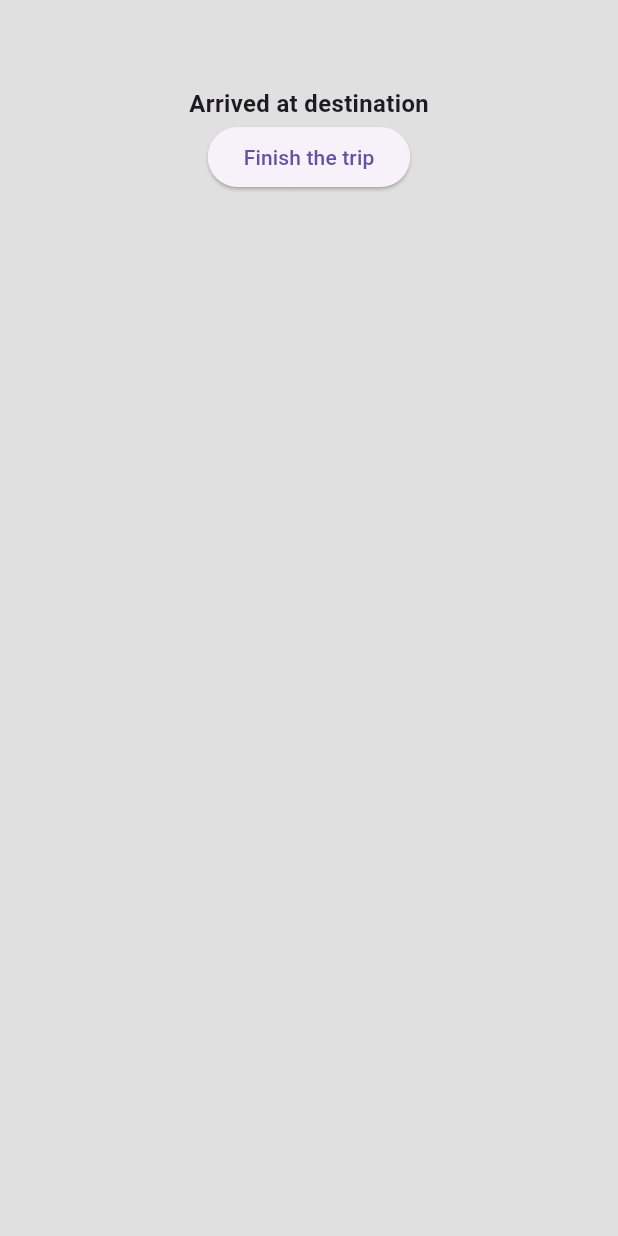
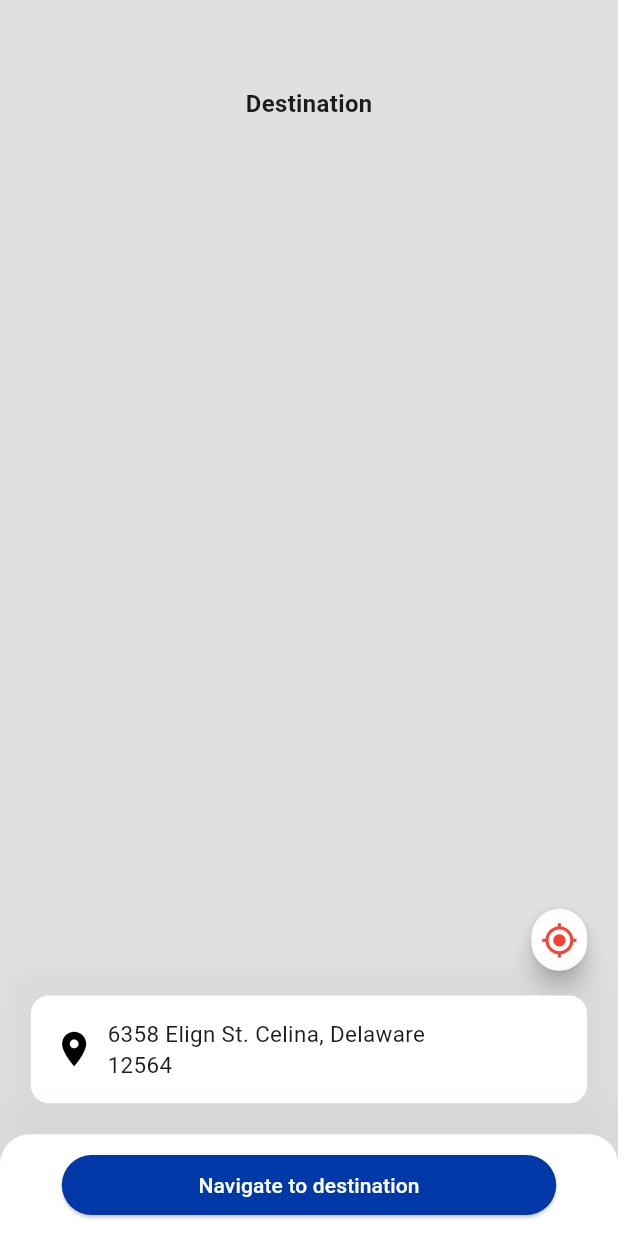
Before and after one commit to michaelSameh111/voo_app, a Flutter app: what arrivedAtDestinationShowModalSheet() shows on an empty page, opened directly, after a tap on "Done", on a phone screen of 412 x 824 dp. Run offline on Flutter 3.47's test engine with Material 3 defaults, Android fonts, the phone set to English and light mode, and no system bars; our stand-ins replace awesome_dialog, dotted_border, dropdown_button2, flutter_sizer, pinput; missing offline and left inert: dart:ffi.

Commit message:
till collect cash first screen.

```diff
--- a/lib/view/pages/arrived_at_destination_maps_screen.dart
+++ b/lib/view/pages/arrived_at_destination_maps_screen.dart
@@ -1,5 +1,7 @@
 import 'package:flutter/material.dart';
 import 'package:flutter_sizer/flutter_sizer.dart';
+import 'package:voo_app/view/pages/collect_cash_screen.dart';
+import 'package:voo_app/view/pages/destination_maps_screen.dart';
 import 'package:voo_app/view/widgets/main_elevated_button.dart';
 
 class ArrivedAtDestinationMapsScreen extends StatelessWidget {
@@ -18,7 +20,6 @@ class ArrivedAtDestinationMapsScreen extends StatelessWidget {
                   style:
                   TextStyle(fontWeight: FontWeight.bold, fontSize: 16.dp),
                 ),
-
               ),
               ElevatedButton(
                   onPressed: (){
@@ -44,7 +45,7 @@ void arrivedAtDestinationShowModalSheet(BuildContext context) {
     ),
     context: context,
     builder: (context) => SizedBox(
-      height: 50.h,
+      height: 72.h,
       width: double.infinity,
       child: Column(
         children: [
@@ -59,9 +60,15 @@ void arrivedAtDestinationShowModalSheet(BuildContext context) {
           style: TextStyle(color: Color(0xff1D1B1B),fontSize: 15.dp),),
           SizedBox(height: 4.h,),
           MainElevatedButton(
-              nextScreen: ArrivedAtDestinationMapsScreen(),
+              nextScreen: DestinationMapsScreen(),
               text: 'Done',
               backgroundColor: Color(0xff0038A7)),
+          SizedBox(height: 1.h,),
+          MainElevatedButton( // el button da kan mawgood f screen tanya makan el done button eli fo2eeh
+              nextScreen: CollectCashScreen(),
+              text: 'End trip',
+              backgroundColor: Color(0xff0038A7)),
+
           TextButton(
               onPressed: () {},
               child: Text(
--- /dev/null
+++ b/lib/view/pages/destination_maps_screen.dart
@@ -0,0 +1,119 @@
+import 'package:flutter/material.dart';
+import 'package:flutter_sizer/flutter_sizer.dart';
+
+class DestinationMapsScreen extends StatelessWidget {
+
+  @override
+  Widget build(BuildContext context) {
+    return Scaffold(
+      backgroundColor: Colors.grey.shade300,
+      body: SafeArea(
+        child: Center(
+          child: Column(
+            children: [
+              Padding(
+                padding: EdgeInsets.only(left: 6.w, right: 6.w, top: 7.h),
+                child: Text(
+                  'Destination',
+                  style:
+                  TextStyle(fontWeight: FontWeight.bold, fontSize: 16.dp),
+                ),
+              ),
+              Spacer(),
+              Row(
+                mainAxisAlignment: MainAxisAlignment.end,
+                children: [
+                  SizedBox(
+                    width: 9.w,
+                    height: 5.h,
+                    child: FloatingActionButton(
+                      onPressed: () {},
+                      backgroundColor: Colors.white,
+                      shape: RoundedRectangleBorder(
+                          borderRadius: BorderRadius.circular(30.dp)),
+                      child: Icon(
+                        Icons.my_location,size: 25.dp,
+                        color: Colors.red,
+                      ),
+                    ),
+                  ),
+                  SizedBox(width: 5.w,)
+                ],
+              ),
+              SizedBox(height: 2.h,),
+              Padding(
+                padding: EdgeInsets.symmetric(horizontal: 5.w),
+                child: Container(
+                  padding: EdgeInsets.all(15.dp),
+                  decoration: BoxDecoration(
+                      boxShadow: [
+                        BoxShadow(
+                          color: Colors.grey.withOpacity(0.1),
+                          spreadRadius: 15,
+                          blurRadius: 15,
+                        )
+                      ],
+                      color: Colors.white,
+                      borderRadius: BorderRadius.circular(12.dp)),
+                  child: Row(
+                    children: [
+                      Icon(
+                        Icons.location_on,
+                        color: Colors.black,
+                        size: 28.dp,
+                      ),
+                      SizedBox(
+                        width: 2.w,
+                      ),
+                      Text(
+                        '6358 Elign St. Celina, Delaware\n12564',
+                        style: TextStyle(fontSize: 15.dp),
+                      )
+                    ],
+                  ),
+                ),
+              ),
+              SizedBox(
+                height: 2.5.h,
+              ),
+              Container(
+                width: double.infinity,
+                padding: EdgeInsets.all(10.dp),
+                decoration: BoxDecoration(
+                  color: Colors.white,
+                  borderRadius: BorderRadius.only(
+                      topLeft: Radius.circular(20),
+                      topRight: Radius.circular(20)),
+                  boxShadow: [
+                    BoxShadow(
+                      color: Colors.grey.withOpacity(0.1),
+                      spreadRadius: 15,
+                      blurRadius: 15,
+                    )
+                  ],
+                ),
+                child: Column(
+                  children: [
+                    SizedBox(
+                      width: 80.w,
+                      child: ElevatedButton(
+                          style: ElevatedButton.styleFrom(
+                              backgroundColor: Color(0xff0038A7)),
+                          onPressed: () {},
+                          child: Container(
+                            child: Text(
+                              'Navigate to destination',
+                              style: TextStyle(color: Colors.white),
+                            ),
+                          )),
+                    ),
+                  ],
+                ),
+              )
+            ],
+          ),
+        ),
+      ),
+    );
+  }
+}
--- a/lib/view/pages/home_page_maps_screen.dart
+++ b/lib/view/pages/home_page_maps_screen.dart
@@ -447,7 +447,7 @@ void acceptDeclineShowModalSheet(BuildContext context) {
                     ],
                   )
                 ],
-              ),
+              ), // same Row as in collect cash screen
               SizedBox(height: 8.h,),
               Row(
                 children: [
```
Also changed, not shown: lib/view/pages/collect_cash_screen.dart (added, +220 -0 lines), assets/images/collect_cash_wallet_image.png (added).
